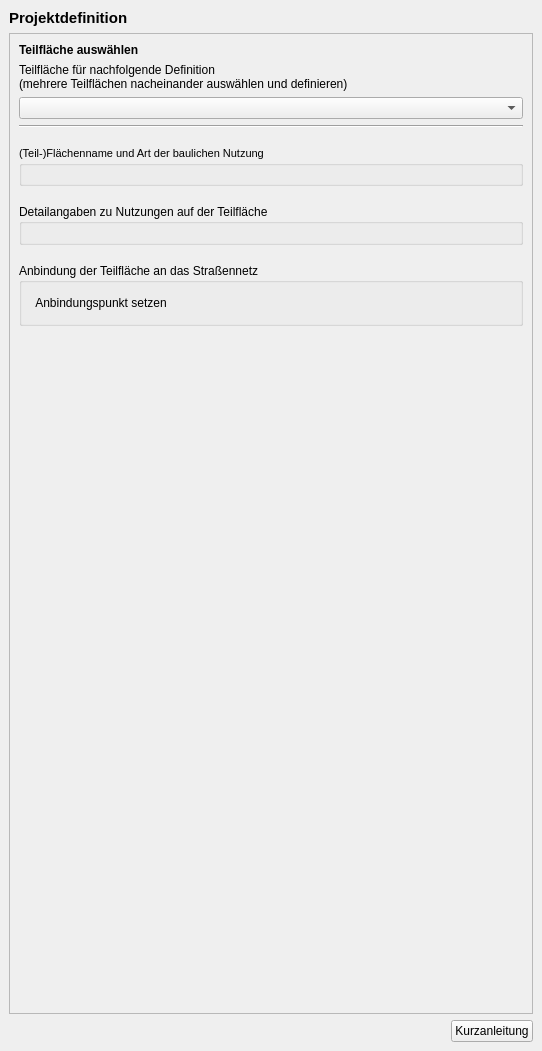
The window that projektchecktools/ui/ProjektCheck_dockwidget_definitions.ui (projektcheck/ProjektCheck-QGIS) describes before a commit, drawn with Qt 5.
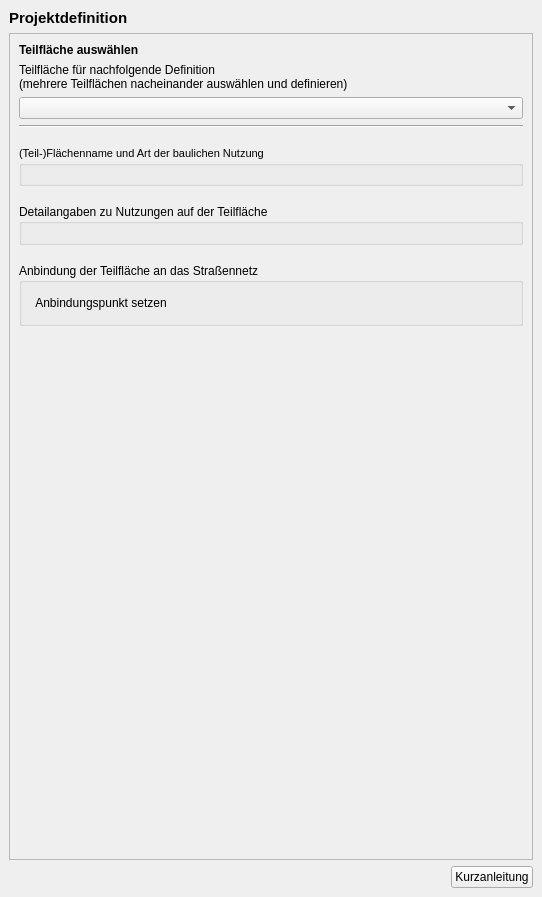
The same window after the commit. Icons and pictures are not drawn.

The edit to the form file:
```diff
--- a/projektchecktools/ui/ProjektCheck_dockwidget_definitions.ui
+++ b/projektchecktools/ui/ProjektCheck_dockwidget_definitions.ui
@@ -7,7 +7,7 @@
     <x>0</x>
     <y>0</y>
     <width>542</width>
-    <height>1051</height>
+    <height>897</height>
    </rect>
   </property>
   <property name="font">
@@ -51,7 +51,7 @@
          <x>0</x>
          <y>0</y>
          <width>528</width>
-         <height>977</height>
+         <height>823</height>
         </rect>
        </property>
        <layout class="QVBoxLayout" name="verticalLayout_14">
```
Left out of the diff: 2 changed lines with no effect on the pictures.
